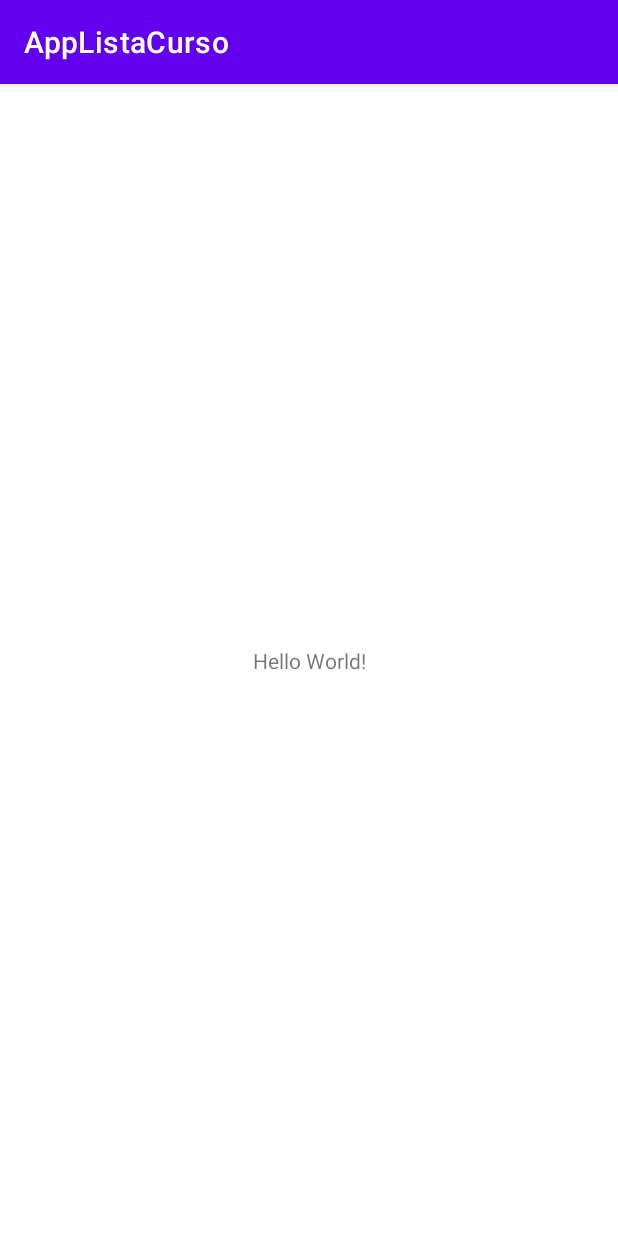
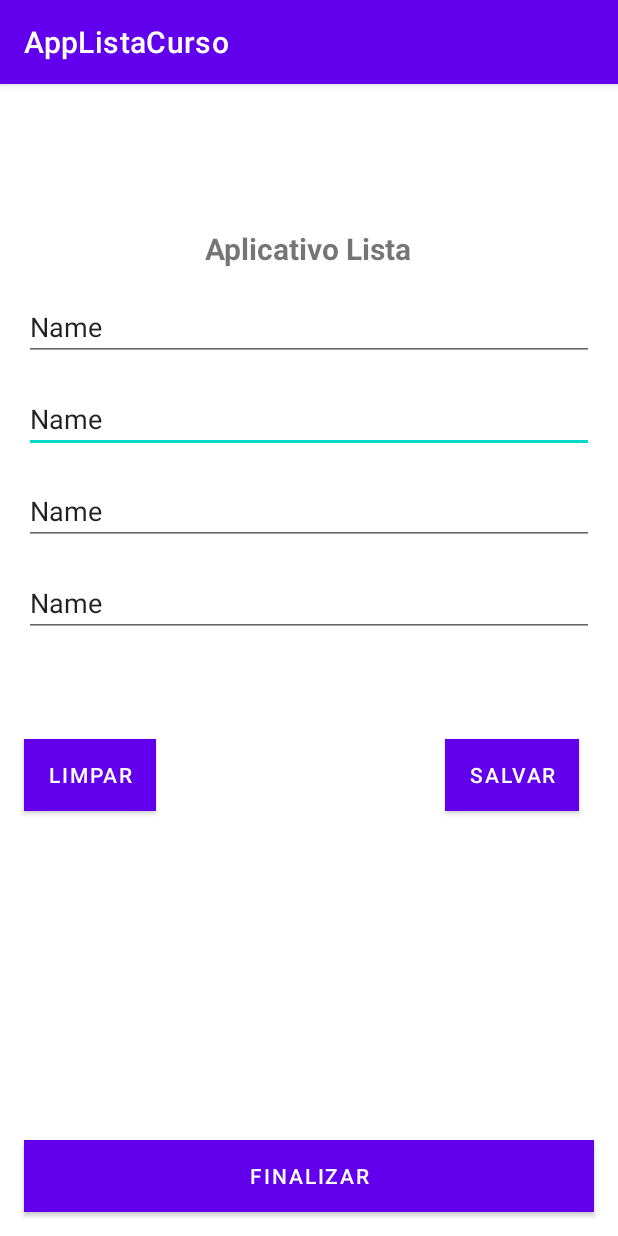
Before and after one commit to kauaMatheusRa/ProjetoMobile, an Android app: the screen it shows after launch (MainActivity), on a phone screen of 412 x 824 dp. Run offline under Robolectric (Android 15) with nearby library versions, the phone set to English and light mode, and no system bars.

Commit message:
Versão 1.0

```diff
--- a/AppListaCurso/app/src/main/res/layout/activity_main.xml
+++ b/AppListaCurso/app/src/main/res/layout/activity_main.xml
@@ -6,13 +6,110 @@
     android:layout_height="match_parent"
     tools:context=".MainActivity">
 
+    <EditText
+        android:id="@+id/editTextTextPersonName2"
+        android:layout_width="match_parent"
+        android:layout_height="wrap_content"
+        android:layout_margin="16dp"
+        android:layout_marginTop="64dp"
+        android:ems="10"
+        android:hint="Sobrenome"
+        android:inputType="textPersonName"
+        android:text="Name"
+        app:layout_constraintEnd_toEndOf="parent"
+        app:layout_constraintStart_toStartOf="parent"
+        app:layout_constraintTop_toBottomOf="@+id/editTextTextPersonName" />
+
+    <EditText
+        android:id="@+id/editTextTextPersonName3"
+        android:layout_width="match_parent"
+        android:layout_height="wrap_content"
+        android:layout_margin="16dp"
+        android:ems="10"
+        android:hint="Nome do curso desejado"
+        android:inputType="textPersonName"
+        android:text="Name"
+        app:layout_constraintEnd_toEndOf="parent"
+        app:layout_constraintStart_toStartOf="parent"
+        app:layout_constraintTop_toBottomOf="@+id/editTextTextPersonName2" />
+
+    <EditText
+        android:id="@+id/editTextTextPersonName4"
+        android:layout_width="match_parent"
+        android:layout_height="wrap_content"
+        android:layout_margin="16dp"
+        android:ems="10"
+        android:hint="Telefone de contato"
+        android:inputType="textPersonName"
+        android:text="Name"
+        app:layout_constraintEnd_toEndOf="parent"
+        app:layout_constraintStart_toStartOf="parent"
+        app:layout_constraintTop_toBottomOf="@+id/editTextTextPersonName3" />
+
     <TextView
+        android:id="@+id/textView"
         android:layout_width="wrap_content"
         android:layout_height="wrap_content"
-        android:text="Hello World!"
+        android:text="Aplicativo Lista"
+        android:textSize="20sp"
+        android:textStyle="bold"
         app:layout_constraintBottom_toBottomOf="parent"
         app:layout_constraintEnd_toEndOf="parent"
+        app:layout_constraintHorizontal_bias="0.498"
         app:layout_constraintStart_toStartOf="parent"
-        app:layout_constraintTop_toTopOf="parent" />
+        app:layout_constraintTop_toTopOf="parent"
+        app:layout_constraintVertical_bias="0.13" />
+
+    <EditText
+        android:id="@+id/editTextTextPersonName"
+        android:layout_width="match_parent"
+        android:layout_height="wrap_content"
+        android:layout_margin="16dp"
+        android:ems="10"
+        android:hint="Primeiro nome"
+        android:inputType="textPersonName"
+        android:text="Name"
+        app:layout_constraintEnd_toEndOf="parent"
+        app:layout_constraintStart_toStartOf="parent"
+        app:layout_constraintTop_toBottomOf="@+id/textView" />
+
+    <Button
+        android:id="@+id/button"
+        android:layout_width="wrap_content"
+        android:layout_height="wrap_content"
+        android:layout_marginStart="16dp"
+        android:layout_marginTop="68dp"
+        android:background="@color/cor_botoes"
+        android:text="Limpar"
+        app:layout_constraintBottom_toTopOf="@+id/button3"
+        app:layout_constraintStart_toStartOf="parent"
+        app:layout_constraintTop_toBottomOf="@+id/editTextTextPersonName4"
+        app:layout_constraintVertical_bias="0.0" />
+
+    <Button
+        android:id="@+id/button2"
+        android:layout_width="wrap_content"
+        android:layout_height="wrap_content"
+        android:layout_marginStart="188dp"
+        android:layout_marginTop="68dp"
+        android:background="@color/cor_botoes"
+        android:text="Salvar"
+        app:layout_constraintBottom_toTopOf="@+id/button3"
+        app:layout_constraintEnd_toEndOf="parent"
+        app:layout_constraintHorizontal_bias="0.157"
+        app:layout_constraintStart_toEndOf="@+id/button"
+        app:layout_constraintTop_toBottomOf="@+id/editTextTextPersonName4"
+        app:layout_constraintVertical_bias="0.0" />
+
+    <Button
+        android:id="@+id/button3"
+        android:layout_width="match_parent"
+        android:layout_height="wrap_content"
+        android:layout_margin="16dp"
+        android:layout_marginBottom="52dp"
+        android:background="@color/cor_botoes"
+        android:text="Finalizar"
+        app:layout_constraintBottom_toBottomOf="parent"
+        tools:layout_editor_absoluteX="17dp" />
 
 </androidx.constraintlayout.widget.ConstraintLayout>
--- a/AppListaCurso/app/src/main/res/values/colors.xml
+++ b/AppListaCurso/app/src/main/res/values/colors.xml
@@ -7,4 +7,5 @@
     <color name="teal_700">#FF018786</color>
     <color name="black">#FF000000</color>
     <color name="white">#FFFFFFFF</color>
+    <color name="cor_botoes">#55A2DF</color>
 </resources>
```
